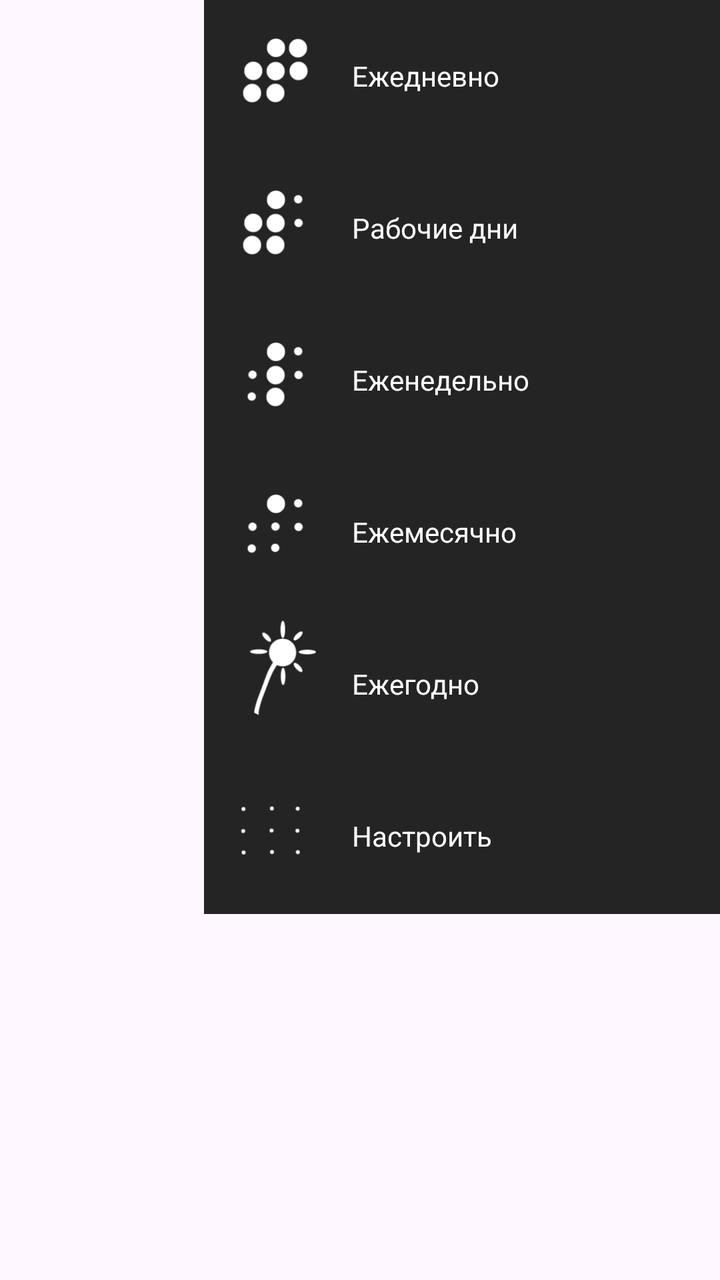
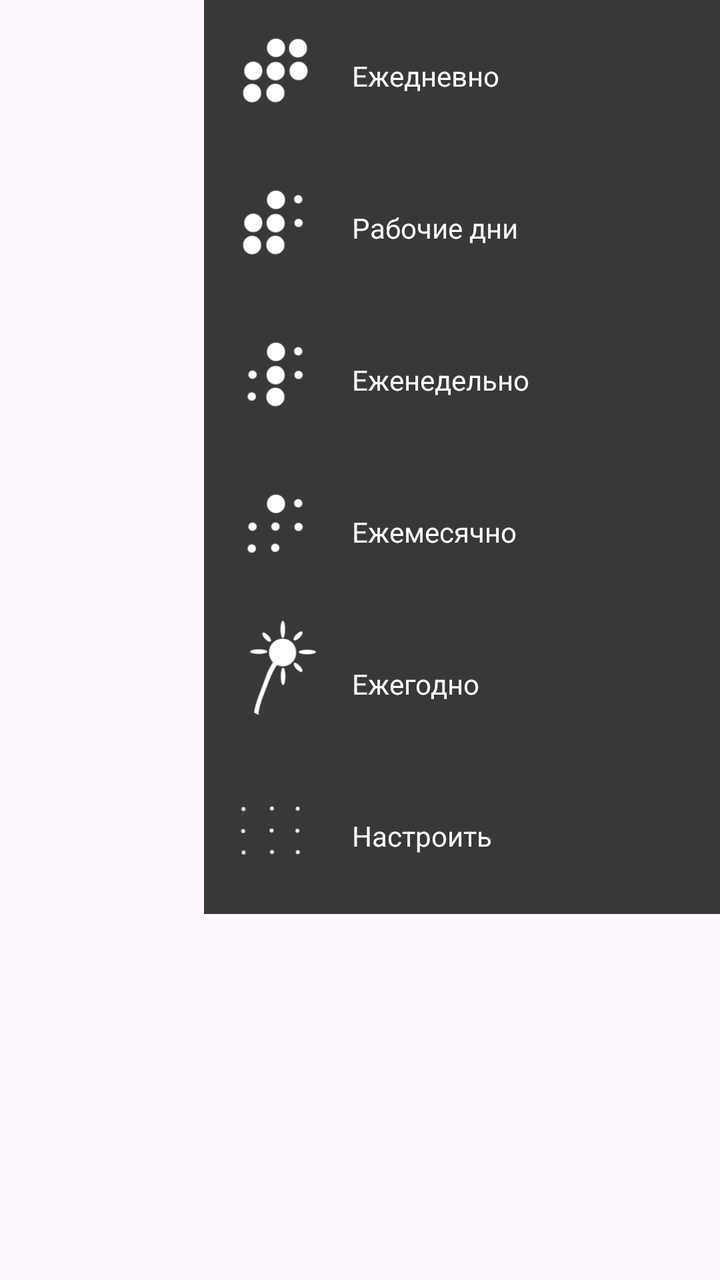

Two renders of the same Android screen: before a commit and after it. Below are the layout's source before the change and the commit's diff.
<!-- AndroidManifest.xml: application theme Theme.TuskMeneger -->
<!-- res/layout/dialog_date_menu4.xml -->
<?xml version="1.0" encoding="utf-8"?>
<androidx.constraintlayout.widget.ConstraintLayout xmlns:android="http://schemas.android.com/apk/res/android"
    xmlns:app="http://schemas.android.com/apk/res-auto"
    android:layout_width="match_parent"
    android:layout_height="match_parent">

    <FrameLayout
        android:id="@+id/repetitionMenu"
        android:layout_width="258dp"
        android:layout_height="457dp"
        android:layout_marginBottom="-40dp"
        android:background="#242424"
        android:visibility="visible"
        app:layout_constraintEnd_toEndOf="parent">

        <androidx.constraintlayout.widget.ConstraintLayout
            android:layout_width="match_parent"
            android:layout_height="446dp">

            <androidx.constraintlayout.widget.ConstraintLayout
                android:id="@+id/frameLayoutEveryDay"
                android:layout_width="match_parent"
                android:layout_height="76dp"
                android:clickable="true"
                app:layout_constraintStart_toStartOf="parent"
                app:layout_constraintTop_toTopOf="parent">

                <TextView
                    android:id="@+id/textView16"
                    android:layout_width="0dp"
                    android:layout_height="match_parent"
                    android:gravity="center_vertical"
                    android:text="Ежедневно"
                    android:textColor="@color/white"
                    app:layout_constraintBottom_toBottomOf="parent"
                    app:layout_constraintEnd_toEndOf="parent"
                    app:layout_constraintStart_toEndOf="@+id/imageView22"
                    app:layout_constraintTop_toTopOf="parent" />

                <ImageView
                    android:id="@+id/imageView22"
                    android:layout_width="74dp"
                    android:layout_height="75dp"
                    android:layout_marginBottom="1dp"
                    app:layout_constraintBottom_toBottomOf="parent"
                    app:layout_constraintEnd_toStartOf="@+id/textView16"
                    app:layout_constraintStart_toStartOf="parent"
                    app:layout_constraintTop_toTopOf="parent"
                    app:srcCompat="@drawable/points1" />
            </androidx.constraintlayout.widget.ConstraintLayout>

            <androidx.constraintlayout.widget.ConstraintLayout
                android:id="@+id/frameLayoutEveryWorkDay"
                android:layout_width="match_parent"
                android:layout_height="76dp"
                app:layout_constraintStart_toStartOf="parent"
                app:layout_constraintTop_toBottomOf="@+id/frameLayoutEveryDay">

                <TextView
                    android:id="@+id/textView17"
                    android:layout_width="0dp"
                    android:layout_height="match_parent"
                    android:gravity="center_vertical"
                    android:text="Рабочие дни"
                    android:textColor="@color/white"
                    app:layout_constraintBottom_toBottomOf="parent"
                    app:layout_constraintEnd_toEndOf="parent"
                    app:layout_constraintStart_toEndOf="@+id/imageView21"
                    app:layout_constraintTop_toTopOf="parent" />

                <ImageView
                    android:id="@+id/imageView21"
                    android:layout_width="74dp"
                    android:layout_height="75dp"
                    app:layout_constraintEnd_toStartOf="@+id/textView17"
                    app:layout_constraintStart_toStartOf="parent"
                    app:layout_constraintTop_toTopOf="parent"
                    app:srcCompat="@drawable/points2" />
            </androidx.constraintlayout.widget.ConstraintLayout>

            <androidx.constraintlayout.widget.ConstraintLayout
                android:id="@+id/frameLayoutEveryWeek"
                android:layout_width="match_parent"
                android:layout_height="76dp"
                android:clickable="true"
                app:layout_constraintStart_toStartOf="parent"
                app:layout_constraintTop_toBottomOf="@+id/frameLayoutEveryWorkDay">

                <TextView
                    android:id="@+id/textView18"
                    android:layout_width="0dp"
                    android:layout_height="match_parent"
                    android:gravity="center_vertical"
                    android:text="Еженедельно"
                    android:textColor="@color/white"
                    app:layout_constraintBottom_toBottomOf="parent"
                    app:layout_constraintEnd_toEndOf="parent"
                    app:layout_constraintStart_toEndOf="@+id/imageView20"
                    app:layout_constraintTop_toTopOf="parent" />

                <ImageView
                    android:id="@+id/imageView20"
                    android:layout_width="74dp"
                    android:layout_height="75dp"
                    android:layout_marginBottom="1dp"
                    app:layout_constraintBottom_toBottomOf="parent"
                    app:layout_constraintEnd_toStartOf="@+id/textView18"
                    app:layout_constraintStart_toStartOf="parent"
                    app:layout_constraintTop_toTopOf="parent"
                    app:srcCompat="@drawable/points3" />
            </androidx.constraintlayout.widget.ConstraintLayout>

            <androidx.constraintlayout.widget.ConstraintLayout
                android:id="@+id/frameLayoutEveryMonth"
                android:layout_width="match_parent"
                android:layout_height="76dp"
                android:clickable="true"
                app:layout_constraintStart_toStartOf="parent"
                app:layout_constraintTop_toBottomOf="@+id/frameLayoutEveryWeek">

                <TextView
                    android:id="@+id/textView19"
                    android:layout_width="0dp"
                    android:layout_height="76dp"
                    android:gravity="center_vertical"
                    android:text="Ежемесячно"
                    android:textColor="@color/white"
                    app:layout_constraintBottom_toBottomOf="parent"
                    app:layout_constraintEnd_toEndOf="parent"
                    app:layout_constraintStart_toEndOf="@+id/imageView19"
                    app:layout_constraintTop_toTopOf="parent" />

                <ImageView
                    android:id="@+id/imageView19"
                    android:layout_width="74dp"
                    android:layout_height="75dp"
                    android:layout_marginBottom="1dp"
                    app:layout_constraintBottom_toBottomOf="parent"
                    app:layout_constraintEnd_toStartOf="@+id/textView19"
                    app:layout_constraintStart_toStartOf="parent"
                    app:layout_constraintTop_toTopOf="parent"
                    app:srcCompat="@drawable/points4" />
            </androidx.constraintlayout.widget.ConstraintLayout>

            <androidx.constraintlayout.widget.ConstraintLayout
                android:id="@+id/frameLayoutEveryYear"
                android:layout_width="match_parent"
                android:layout_height="76dp"
                android:clickable="true"
                app:layout_constraintStart_toStartOf="parent"
                app:layout_constraintTop_toBottomOf="@+id/frameLayoutEveryMonth">

                <TextView
                    android:id="@+id/textView20"
                    android:layout_width="0dp"
                    android:layout_height="match_parent"
                    android:gravity="center_vertical"
                    android:text="Ежегодно"
                    android:textColor="@color/white"
                    app:layout_constraintBottom_toBottomOf="parent"
                    app:layout_constraintEnd_toEndOf="parent"
                    app:layout_constraintStart_toEndOf="@+id/imageView18"
                    app:layout_constraintTop_toTopOf="parent" />

                <ImageView
                    android:id="@+id/imageView18"
                    android:layout_width="74dp"
                    android:layout_height="75dp"
                    android:layout_marginBottom="1dp"
                    app:layout_constraintBottom_toBottomOf="parent"
                    app:layout_constraintEnd_toStartOf="@+id/textView20"
                    app:layout_constraintStart_toStartOf="parent"
                    app:layout_constraintTop_toTopOf="parent"
                    app:srcCompat="@drawable/points5" />
            </androidx.constraintlayout.widget.ConstraintLayout>

            <androidx.constraintlayout.widget.ConstraintLayout
                android:id="@+id/satingEvery"
                android:layout_width="match_parent"
                android:layout_height="76dp"
                android:clickable="true"
                app:layout_constraintStart_toStartOf="parent"
                app:layout_constraintTop_toBottomOf="@+id/frameLayoutEveryYear">

                <TextView
                    android:id="@+id/textView21"
                    android:layout_width="0dp"
                    android:layout_height="match_parent"
                    android:gravity="center_vertical"
                    android:text="Настроить"
                    android:textColor="@color/white"
                    app:layout_constraintBottom_toBottomOf="parent"
                    app:layout_constraintEnd_toEndOf="parent"
                    app:layout_constraintStart_toEndOf="@+id/imageView10"
                    app:layout_constraintTop_toTopOf="parent" />

                <ImageView
                    android:id="@+id/imageView10"
                    android:layout_width="74dp"
                    android:layout_height="75dp"
                    android:layout_marginBottom="1dp"
                    app:layout_constraintBottom_toBottomOf="parent"
                    app:layout_constraintEnd_toStartOf="@+id/textView21"
                    app:layout_constraintStart_toStartOf="parent"
                    app:layout_constraintTop_toTopOf="parent"
                    app:srcCompat="@drawable/points6" />
            </androidx.constraintlayout.widget.ConstraintLayout>

        </androidx.constraintlayout.widget.ConstraintLayout>
    </FrameLayout>
</androidx.constraintlayout.widget.ConstraintLayout>
<!-- resources referenced by this layout -->
<resources>
  <color name="white">#FFFFFFFF</color>
  <!-- drawable points3 (drawable) -->
  <vector xmlns:android="http://schemas.android.com/apk/res/android"
      android:width="210dp"
      android:height="297dp"
      android:viewportWidth="210"
      android:viewportHeight="297">
    <path
        android:pathData="M52.99,183.1m-8.28,0a8.28,8.28 0,1 1,16.56 0a8.28,8.28 0,1 1,-16.56 0"
        android:strokeWidth="14.5932"
        android:fillColor="#ffffff"
        android:strokeLineCap="square"/>
    <path
        android:pathData="M54.54,139.94m-8.28,0a8.28,8.28 0,1 1,16.56 0a8.28,8.28 0,1 1,-16.56 0"
        android:strokeWidth="14.5932"
        android:fillColor="#ffffff"
        android:strokeLineCap="square"/>
    <path
        android:pathData="M99.85,183.99m-17.85,0a17.85,17.85 0,1 1,35.69 0a17.85,17.85 0,1 1,-35.69 0"
        android:strokeWidth="31.4605"
        android:fillColor="#ffffff"
        android:strokeLineCap="square"/>
    <path
        android:pathData="M100.3,140.81m-17.85,0a17.85,17.85 0,1 1,35.69 0a17.85,17.85 0,1 1,-35.69 0"
        android:strokeWidth="31.4605"
        android:fillColor="#ffffff"
        android:strokeLineCap="square"/>
    <path
        android:pathData="M100.97,94.67m-17.85,0a17.85,17.85 0,1 1,35.69 0a17.85,17.85 0,1 1,-35.69 0"
        android:strokeWidth="31.4605"
        android:fillColor="#ffffff"
        android:strokeLineCap="square"/>
    <path
        android:pathData="M145.63,140.4m-8.28,0a8.28,8.28 0,1 1,16.56 0a8.28,8.28 0,1 1,-16.56 0"
        android:strokeWidth="14.5928"
        android:fillColor="#ffffff"
        android:strokeLineCap="square"/>
    <path
        android:pathData="M144.91,93.56m-8.28,0a8.28,8.28 0,1 1,16.56 0a8.28,8.28 0,1 1,-16.56 0"
        android:strokeWidth="14.5932"
        android:fillColor="#ffffff"
        android:strokeLineCap="square"/>
  </vector>
  <!-- drawable points4 (drawable) -->
  <vector xmlns:android="http://schemas.android.com/apk/res/android"
      android:width="210dp"
      android:height="297dp"
      android:viewportWidth="210"
      android:viewportHeight="297">
    <path
        android:pathData="M52.99,183.1m-8.28,0a8.28,8.28 0,1 1,16.56 0a8.28,8.28 0,1 1,-16.56 0"
        android:strokeWidth="14.5932"
        android:fillColor="#ffffff"
        android:strokeLineCap="square"/>
    <path
        android:pathData="M54.54,139.94m-8.28,0a8.28,8.28 0,1 1,16.56 0a8.28,8.28 0,1 1,-16.56 0"
        android:strokeWidth="14.5932"
        android:fillColor="#ffffff"
        android:strokeLineCap="square"/>
    <path
        android:pathData="M99.49,181.78m-8.28,0a8.28,8.28 0,1 1,16.56 0a8.28,8.28 0,1 1,-16.56 0"
        android:strokeWidth="14.5932"
        android:fillColor="#ffffff"
        android:strokeLineCap="square"/>
    <path
        android:pathData="M99.93,139.7m-8.28,0a8.28,8.28 0,1 1,16.56 0a8.28,8.28 0,1 1,-16.56 0"
        android:strokeWidth="14.5932"
        android:fillColor="#ffffff"
        android:strokeLineCap="square"/>
    <path
        android:pathData="M100.97,94.67m-17.85,0a17.85,17.85 0,1 1,35.69 0a17.85,17.85 0,1 1,-35.69 0"
        android:strokeWidth="31.4605"
        android:fillColor="#ffffff"
        android:strokeLineCap="square"/>
    <path
        android:pathData="M145.63,140.4m-8.28,0a8.28,8.28 0,1 1,16.56 0a8.28,8.28 0,1 1,-16.56 0"
        android:strokeWidth="14.5928"
        android:fillColor="#ffffff"
        android:strokeLineCap="square"/>
    <path
        android:pathData="M144.91,93.56m-8.28,0a8.28,8.28 0,1 1,16.56 0a8.28,8.28 0,1 1,-16.56 0"
        android:strokeWidth="14.5932"
        android:fillColor="#ffffff"
        android:strokeLineCap="square"/>
  </vector>
  <style name="Theme.TuskMeneger" parent="Base.Theme.TuskMeneger" />
  <style name="Base.Theme.TuskMeneger" parent="Theme.Material3.DayNight.NoActionBar">
          
          
      </style>
  <!-- unchanged entries left out for length: 4 -->
</resources>

<!-- the commit's change to res/layout/dialog_date_menu4.xml (unified diff, before → after) -->
@@ -8,10 +8,10 @@
         android:id="@+id/repetitionMenu"
         android:layout_width="258dp"
         android:layout_height="457dp"
-        android:layout_marginBottom="-40dp"
-        android:background="#242424"
+        android:background="#383838"
         android:visibility="visible"
-        app:layout_constraintEnd_toEndOf="parent">
+        app:layout_constraintEnd_toEndOf="parent"
+        app:layout_constraintTop_toTopOf="parent">
 
         <androidx.constraintlayout.widget.ConstraintLayout
             android:layout_width="match_parent"
